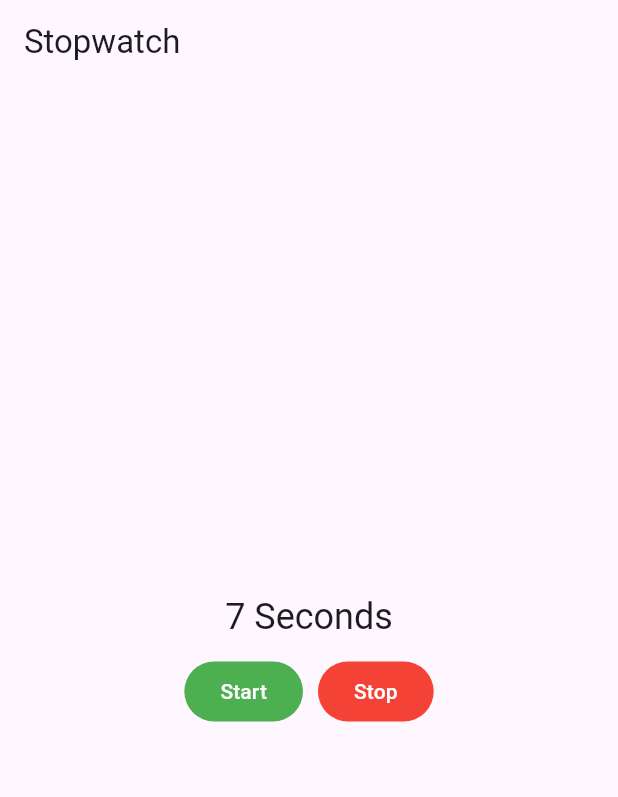
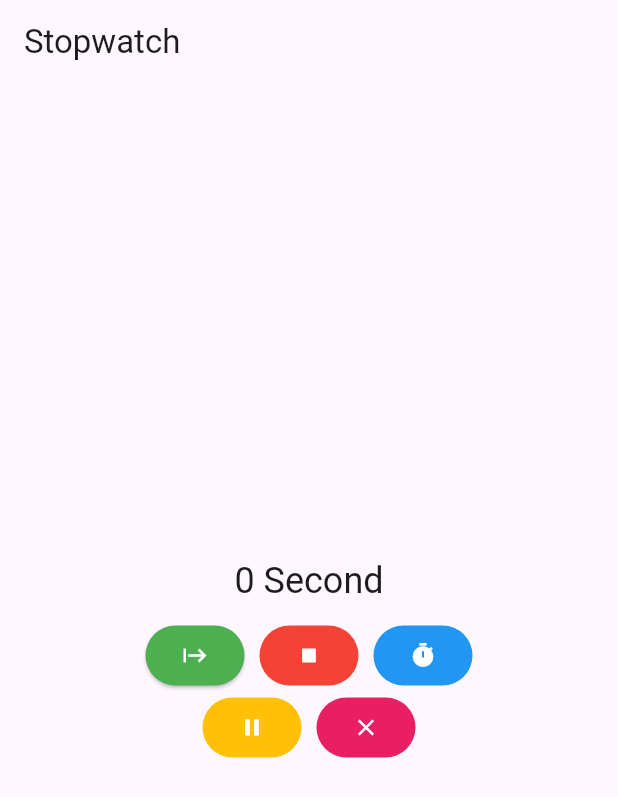
Before and after one commit to niharparecha20/flutter_nvs, a Flutter app: the screen it shows after launch, on a phone screen of 412 x 824 dp. Shown: the top 797 px of the screen. Run offline on Flutter 3.47's test engine with Material 3 defaults, Android fonts, the phone set to English and light mode, and no system bars.

Commit message:
conti in stopwatch

```diff
--- a/lib/2207flutter/stopwatch.dart
+++ b/lib/2207flutter/stopwatch.dart
@@ -11,6 +11,7 @@ class Stopwatch extends StatefulWidget {
 class _StopwatchState extends State<Stopwatch> {
   int seconds = 0;
   late Timer timer;
+  bool isTicking = false;
   String _secondsTotext() => seconds <= 1 ? "Second" : "Seconds";
   @override
   Widget build(BuildContext context) {
@@ -30,19 +31,64 @@ class _StopwatchState extends State<Stopwatch> {
           const SizedBox(
             height: 10,
           ),
-          const Row(
+          controlpanel(),
+          controlpanel1(),
+        ],
+      )),
+    );
+  }
+
+  Row controlpanel() {
+    return Row(
+      mainAxisAlignment: MainAxisAlignment.center,
+      crossAxisAlignment: CrossAxisAlignment.center,
+      children: [
+        ElevatedButton(
+          onPressed: isTicking ? null : _startTimer,
+          style: const ButtonStyle(
+            backgroundColor: MaterialStatePropertyAll<Color>(Colors.green),
+            foregroundColor: MaterialStatePropertyAll<Color>(Colors.white),
+          ),
+          child: const Icon(Icons.start),
+        ),
+        const SizedBox(
+          width: 10,
+        ),
+        ElevatedButton(
+          onPressed: isTicking ? _stopTimer : null,
+          style: const ButtonStyle(
+            backgroundColor: MaterialStatePropertyAll<Color>(Colors.red),
+            foregroundColor: MaterialStatePropertyAll<Color>(Colors.white),
+          ),
+          child: const Icon(Icons.stop),
+        ),
+        const SizedBox(
+          width: 10,
+        ),
+        const ElevatedButton(
+          onPressed: null,
+          style: ButtonStyle(
+            backgroundColor: MaterialStatePropertyAll<Color>(Colors.blue),
+            foregroundColor: MaterialStatePropertyAll<Color>(Colors.white),
+          ),
+          child: Icon(Icons.timer),
+        ),
+      ],
+    );
+  }
+
+  Row controlpanel1() {
+    return const Row(
       mainAxisAlignment: MainAxisAlignment.center,
       crossAxisAlignment: CrossAxisAlignment.center,
       children: [
         ElevatedButton(
           onPressed: null,
           style: ButtonStyle(
-                  backgroundColor:
-                      MaterialStatePropertyAll<Color>(Colors.green),
-                  foregroundColor:
-                      MaterialStatePropertyAll<Color>(Colors.white),
+            backgroundColor: MaterialStatePropertyAll<Color>(Colors.amber),
+            foregroundColor: MaterialStatePropertyAll<Color>(Colors.white),
           ),
-                child: Text("Start"),
+          child: Icon(Icons.pause),
         ),
         SizedBox(
           width: 10,
@@ -50,27 +96,37 @@ class _StopwatchState extends State<Stopwatch> {
         ElevatedButton(
           onPressed: null,
           style: ButtonStyle(
-                  backgroundColor: MaterialStatePropertyAll<Color>(Colors.red),
-                  foregroundColor:
-                      MaterialStatePropertyAll<Color>(Colors.white),
+            backgroundColor: MaterialStatePropertyAll<Color>(Colors.pink),
+            foregroundColor: MaterialStatePropertyAll<Color>(Colors.white),
           ),
-                child: Text("Stop"),
+          child: Icon(Icons.clear_outlined),
         ),
       ],
-          )
-        ],
-      )),
     );
   }
 
   @override
   void initState() {
     super.initState();
+  }
+
+  void _startTimer() {
     timer = Timer.periodic(
         const Duration(
           seconds: 1,
         ),
         _onTick);
+    setState(() {
+      isTicking = true;
+      seconds = 0;
+    });
+  }
+
+  void _stopTimer() {
+    timer.cancel();
+    setState(() {
+      isTicking = false;
+    });
   }
 
   void _onTick(Timer timer) {
```
Lines whose indentation alone changed are shown as unchanged.
